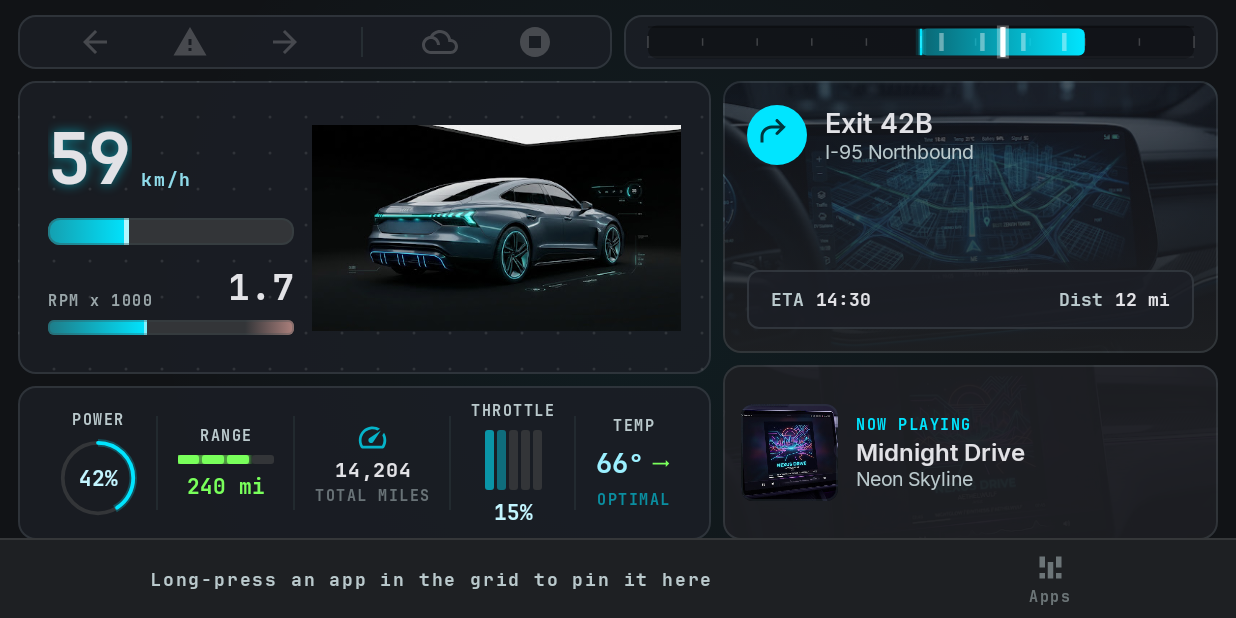
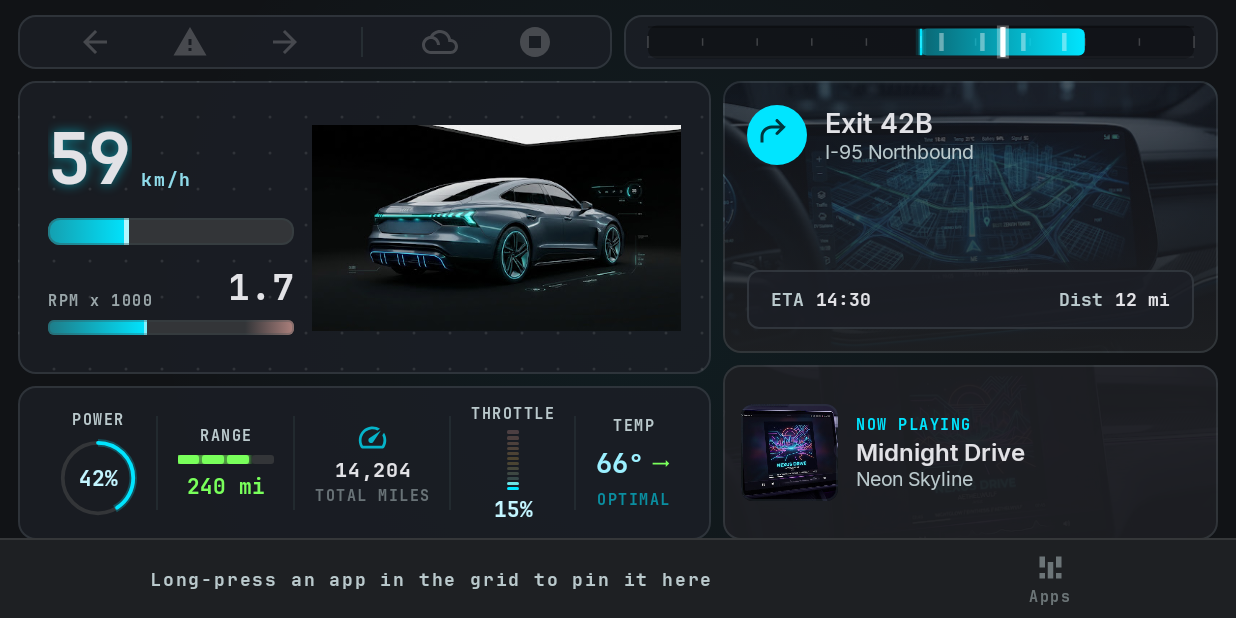
Before and after one commit to IronLad85/custom_car_launcher, an Android app built with Jetpack Compose: the screen it shows after launch (MainActivity), on a phone screen of 824 x 412 dp (held sideways). Run offline under Robolectric (Android 15) with nearby library versions, the light colour scheme and no system bars.

Commit message:
Minor update

```diff
--- a/app/build.gradle.kts
+++ b/app/build.gradle.kts
@@ -9,7 +9,7 @@ android {
 
     defaultConfig {
         applicationId = "com.example.carheadunit"
-        minSdk = 30
+        minSdk = 29
         targetSdk = 34
         versionCode = 1
         versionName = "1.0"
--- a/app/src/main/java/com/example/carheadunit/ui/components/MetricsTile.kt
+++ b/app/src/main/java/com/example/carheadunit/ui/components/MetricsTile.kt
@@ -23,17 +23,18 @@ import androidx.compose.ui.Alignment
 import androidx.compose.ui.Modifier
 import androidx.compose.ui.draw.blur
 import androidx.compose.ui.draw.clip
-import androidx.compose.ui.graphics.Color
-import androidx.compose.ui.draw.clip
 import androidx.compose.ui.geometry.Offset
 import androidx.compose.ui.geometry.Size
+import androidx.compose.ui.graphics.Color
+import androidx.compose.ui.graphics.StrokeCap
 import androidx.compose.ui.graphics.drawscope.Stroke
-import androidx.compose.ui.graphics.StrokeCap
+import androidx.compose.ui.graphics.lerp
 import androidx.compose.ui.res.painterResource
 import androidx.compose.ui.unit.dp
 import androidx.compose.ui.unit.sp
 import com.example.carheadunit.R
 import com.example.carheadunit.data.CarSnapshot
+import com.example.carheadunit.ui.theme.ErrorRed
 import com.example.carheadunit.ui.theme.OnSurface
 import com.example.carheadunit.ui.theme.OnSurfaceVariant
 import com.example.carheadunit.ui.theme.OutlineVariant
@@ -190,31 +191,41 @@ private fun OdometerSection() {
 
 @Composable
 private fun ThrottleSection() {
-    Column(horizontalAlignment = Alignment.CenterHorizontally, verticalArrangement = Arrangement.spacedBy(6.dp)) {
+    val segments = 12
+    val litCount = 2 // 15% of 12
+    Column(horizontalAlignment = Alignment.CenterHorizontally, verticalArrangement = Arrangement.spacedBy(4.dp)) {
         Text("THROTTLE", style = MaterialTheme.typography.labelSmall, color = OnSurfaceVariant)
-        Row(
-            horizontalArrangement = Arrangement.spacedBy(2.dp),
-            modifier = Modifier.height(40.dp),
+        Column(
+            modifier = Modifier
+                .height(40.dp)
+                .width(8.dp),
+            verticalArrangement = Arrangement.spacedBy(1.dp),
         ) {
-            repeat(5) { i ->
+            repeat(segments) { i ->
+                // level 0 at the bottom, rising toward the top
+                val level = segments - 1 - i
+                val heat = heatColor(level / (segments - 1f))
+                val lit = level < litCount
                 Box(
                     modifier = Modifier
-                        .width(6.dp)
-                        .fillMaxHeight()
-                        .clip(RoundedCornerShape(2.dp))
-                        .background(
-                            when (i) {
-                                0 -> PrimaryContainer.copy(alpha = 0.6f)
-                                1 -> PrimaryContainer.copy(alpha = 0.4f)
-                                else -> SurfaceHighest
-                            }
-                        ),
+                        .weight(1f)
+                        .fillMaxWidth()
+                        .clip(RoundedCornerShape(1.dp))
+                        .background(if (lit) heat else heat.copy(alpha = 0.22f)),
                 )
             }
         }
         Text("15%", style = MaterialTheme.typography.bodySmall, color = Primary)
     }
 }
+
+/** Blue → amber → red heat ramp, rising with the level. */
+private fun heatColor(t: Float): Color =
+    if (t < 0.5f) {
+        lerp(PrimaryContainer, Color(0xFFFFC84A), t * 2f)
+    } else {
+        lerp(Color(0xFFFFC84A), ErrorRed, (t - 0.5f) * 2f)
+    }
 
 @Composable
 private fun TempSection(snapshot: CarSnapshot) {
--- a/app/src/main/java/com/example/carheadunit/ui/components/SpeedoTile.kt
+++ b/app/src/main/java/com/example/carheadunit/ui/components/SpeedoTile.kt
@@ -41,7 +41,7 @@ import com.example.carheadunit.ui.theme.PrimaryContainer
 import com.example.carheadunit.ui.theme.PrimaryFixed
 import com.example.carheadunit.ui.theme.SurfaceHighest
 
-/** Main speedometer tile: dot-grid decor, big MPH readout, speed/RPM bars, gear, car render. */
+/** Main speedometer tile: dot-grid decor, big km/h readout, speed/RPM bars, gear, car render. */
 @Composable
 fun SpeedoTile(speed: SpeedInfo, modifier: Modifier = Modifier) {
     val kmh = speed.kmh
@@ -69,7 +69,7 @@ fun SpeedoTile(speed: SpeedInfo, modifier: Modifier = Modifier) {
                     .padding(20.dp),
                 horizontalArrangement = Arrangement.spacedBy(12.dp),
             ) {
-                // Left 40%: metrics column (compact on short tiles: readout + bar only)
+                // Left 40%: metrics column (compact on short tiles)
                 BoxWithConstraints(
                     modifier = Modifier
                         .weight(0.4f)
@@ -114,7 +114,7 @@ fun SpeedoTile(speed: SpeedInfo, modifier: Modifier = Modifier) {
                             }
                         }
                         Spacer(Modifier.height(if (compact) 4.dp else 8.dp))
-                    // Speed bar: 65% cyan fill, white right-edge marker
+                        // Speed bar: cyan fill, white right-edge marker
                         Box(
                             modifier = Modifier
                                 .fillMaxWidth()
```
Lines whose indentation alone changed are shown as unchanged.
